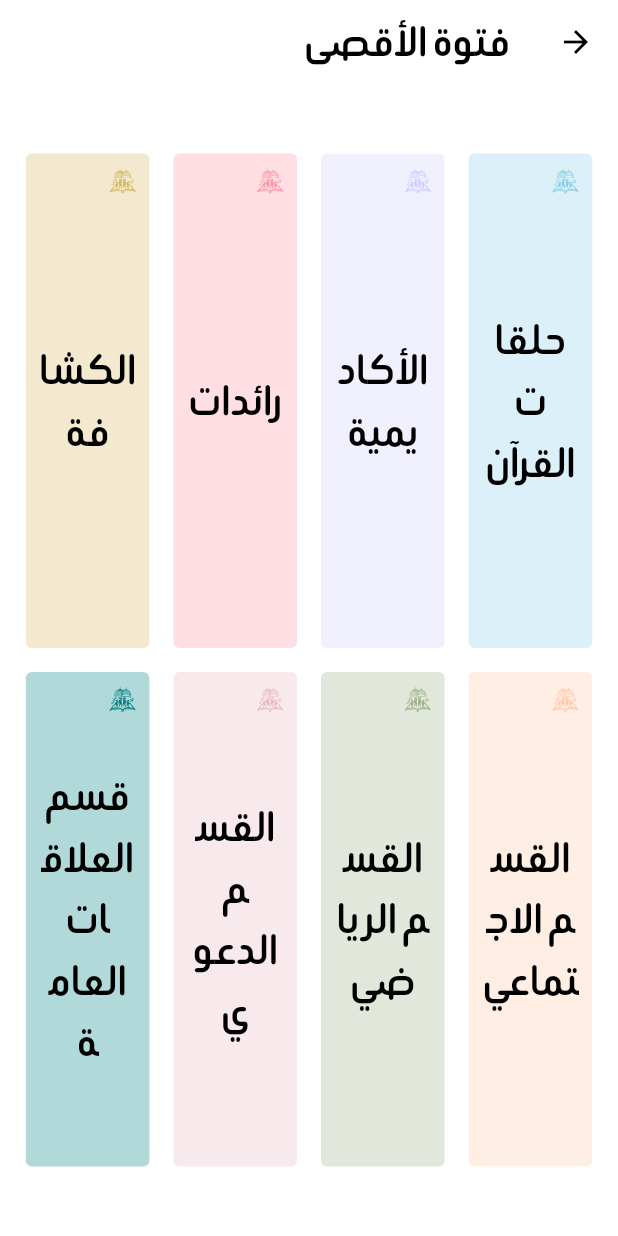
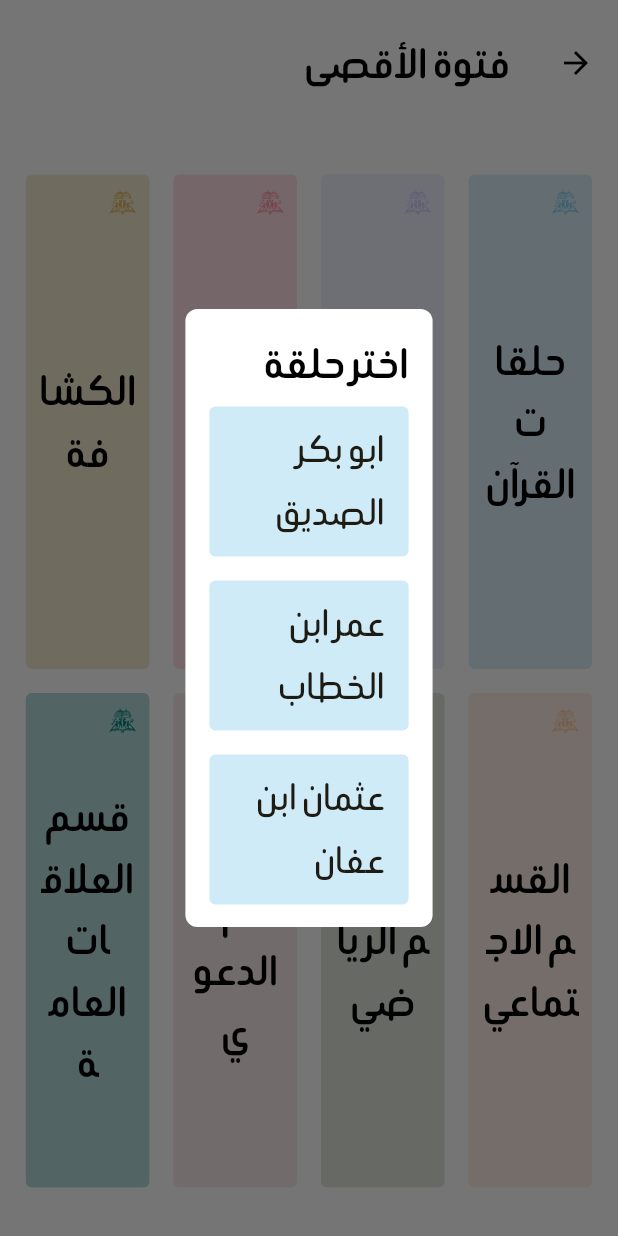
Before and after one commit to Soko9/fotowah_cmf, a Flutter app: the HomeScreen screen opened by its route, after a tap on "حلقات القرآن", on a phone screen of 412 x 824 dp. Run offline on Flutter 3.47's test engine with Material 3 defaults, Android fonts, the phone set to English and light mode, and no system bars; our stand-ins replace flutter_svg.

Commit message:
feat: implemented Quran section navigation
Implemented the navigation flow for the Quran section.
- Added a dialog to display and select a Quran circle.
- Created the home screen for individual Quran circles.
- Established the route for the Quran home screen.
- Added dummy data for Quran circles and gathering dates.
- Renamed `Role` and `Gender` enums to `RoleEnum` and `GenderEnum` respectively to avoid conflicts.
- Introduced `SectionEnum` to represent different sections.
- Updated `SectionModel` to include the new `SectionEnum` type.
- Adjusted app bar theme for better layout.

```diff
--- a/lib/app/core/navigation/app_routes.dart
+++ b/lib/app/core/navigation/app_routes.dart
@@ -2,13 +2,23 @@ import 'package:flutter/material.dart';
 import 'package:fotowah_cmf/app/core/navigation/no_route.dart';
 import 'package:fotowah_cmf/app/core/shared/extensions/widget_extensions.dart';
 import 'package:fotowah_cmf/app/src/home/home_screen.dart';
+import 'package:fotowah_cmf/app/src/quran/models/quran_circle_model.dart';
+import 'package:fotowah_cmf/app/src/quran/screens/quran_home_screen.dart';
 
 class AppRoutes {
   const AppRoutes._();
 
-  static Route<dynamic> appRoutes(RouteSettings settings) =>
-      switch (settings.name) {
-        HomeScreen.route => const HomeScreen().wrapper,
-        _ => const NoRoute().wrapper,
-      };
+  static Route<dynamic> appRoutes(RouteSettings settings) {
+    switch (settings.name) {
+      case HomeScreen.route:
+        return const HomeScreen().wrapper;
+      case QuranHomeScreen.route:
+        final quranCircle =
+            settings.arguments as QuranCircleModel? ??
+            QuranCircleModel.dummyList()[0];
+        return QuranHomeScreen(quranCircle: quranCircle).wrapper;
+      default:
+        return const NoRoute().wrapper;
+    }
+  }
 }
--- a/lib/app/core/shared/enums/gender_enum.dart
+++ b/lib/app/core/shared/enums/gender_enum.dart
@@ -1,19 +1,20 @@
-enum Gender {
+enum GenderEnum {
   male,
   female;
 
-  factory Gender.fromString(String genderStr) => Gender.values.singleWhere(
-    (g) => g.string.toLowerCase() == genderStr.toLowerCase(),
-    orElse: () => Gender.male,
-  );
+  factory GenderEnum.fromString(String genderStr) =>
+      GenderEnum.values.singleWhere(
+        (g) => g.string.toLowerCase() == genderStr.toLowerCase(),
+        orElse: () => GenderEnum.male,
+      );
 
   String get name => switch (this) {
-    Gender.male => 'ذكر',
-    Gender.female => 'أنثى',
+    GenderEnum.male => 'ذكر',
+    GenderEnum.female => 'أنثى',
   };
 
   String get string => switch (this) {
-    Gender.male => 'male',
-    Gender.female => 'female',
+    GenderEnum.male => 'male',
+    GenderEnum.female => 'female',
   };
 }
--- a/lib/app/core/shared/enums/role_enum.dart
+++ b/lib/app/core/shared/enums/role_enum.dart
@@ -1,4 +1,4 @@
-enum Role {
+enum RoleEnum {
   admin,
   sectionManager,
   quranCircleManager,
@@ -8,19 +8,19 @@ enum Role {
   needy,
   supporter;
 
-  factory Role.fromString(String roleStr) => Role.values.singleWhere(
+  factory RoleEnum.fromString(String roleStr) => RoleEnum.values.singleWhere(
     (r) => r.string.toLowerCase() == roleStr.toLowerCase(),
-    orElse: () => Role.admin,
+    orElse: () => RoleEnum.admin,
   );
 
   String get string => switch (this) {
-    Role.admin => 'admin',
-    Role.sectionManager => 'section_manager',
-    Role.quranCircleManager => 'quran_circle_manager',
-    Role.staff => 'staff',
-    Role.kid => 'kid',
-    Role.guardian => 'guardian',
-    Role.needy => 'needy',
-    Role.supporter => 'supporter',
+    RoleEnum.admin => 'admin',
+    RoleEnum.sectionManager => 'section_manager',
+    RoleEnum.quranCircleManager => 'quran_circle_manager',
+    RoleEnum.staff => 'staff',
+    RoleEnum.kid => 'kid',
+    RoleEnum.guardian => 'guardian',
+    RoleEnum.needy => 'needy',
+    RoleEnum.supporter => 'supporter',
   };
 }
--- /dev/null
+++ b/lib/app/core/shared/enums/section_enum.dart
@@ -0,0 +1,10 @@
+enum SectionEnum {
+  quran,
+  women,
+  scouts,
+  academy,
+  relations,
+  daawah,
+  social,
+  sports,
+}
--- a/lib/app/core/shared/models/member_model.dart
+++ b/lib/app/core/shared/models/member_model.dart
@@ -48,7 +48,7 @@ class MemberModel {
   factory MemberModel.fromJson(Map<String, dynamic> json) => MemberModel(
     id: json[MemberFields.id] as String,
     fullName: json[MemberFields.fullName] as String,
-    gender: Gender.fromString(json[MemberFields.gender] as String),
+    gender: GenderEnum.fromString(json[MemberFields.gender] as String),
     joinedAt: DateTime.parse(json[MemberFields.joinedAt] as String),
     isActive: json[MemberFields.isActive] as bool,
     dateOfBirth: (json[MemberFields.dateOfBirth] as String?) != null
@@ -72,7 +72,7 @@ class MemberModel {
   factory MemberModel.dummy() => MemberModel(
     id: '1',
     fullName: 'يحيى محمود السعدي',
-    gender: Gender.male,
+    gender: GenderEnum.male,
     dateOfBirth: DateTime(1990),
     phone: '+1234567890',
     addressId: AddressModel.dummy().id,
@@ -96,7 +96,7 @@ class MemberModel {
 
   final String id;
   final String fullName;
-  final Gender gender;
+  final GenderEnum gender;
   final DateTime? dateOfBirth;
   final String? phone;
   final String? addressId;
--- a/lib/app/core/shared/models/section_model.dart
+++ b/lib/app/core/shared/models/section_model.dart
@@ -1,5 +1,6 @@
 import 'package:flutter/material.dart';
 import 'package:fotowah_cmf/app/core/managers/assets_manager.dart';
+import 'package:fotowah_cmf/app/core/shared/enums/section_enum.dart';
 import 'package:fotowah_cmf/app/core/shared/extensions/string_extensions.dart';
 import 'package:fotowah_cmf/app/core/shared/models/member_model.dart';
 import 'package:fotowah_cmf/app/core/theme/app_colors.dart';
@@ -29,6 +30,7 @@ class SectionModel {
     this.sectionManager,
     this.sectionColor = Colors.grey,
     this.sectionLogo,
+    this.type,
   });
 
   factory SectionModel.fromJson(Map<String, dynamic> json) => SectionModel(
@@ -61,6 +63,7 @@ class SectionModel {
       sectionLogo: AssetsManager.logoSvg,
       sectionManager: MemberModel.dummy(),
       sectionManagerId: MemberModel.dummy().id,
+      type: SectionEnum.quran,
     ),
     SectionModel(
       id: '2',
@@ -69,6 +72,7 @@ class SectionModel {
       sectionLogo: AssetsManager.logoSvg,
       sectionManager: MemberModel.dummy(),
       sectionManagerId: MemberModel.dummy().id,
+      type: SectionEnum.academy,
     ),
     SectionModel(
       id: '3',
@@ -77,6 +81,7 @@ class SectionModel {
       sectionLogo: AssetsManager.logoSvg,
       sectionManager: MemberModel.dummy(),
       sectionManagerId: MemberModel.dummy().id,
+      type: SectionEnum.women,
     ),
     SectionModel(
       id: '4',
@@ -85,6 +90,7 @@ class SectionModel {
       sectionLogo: AssetsManager.logoSvg,
       sectionManager: MemberModel.dummy(),
       sectionManagerId: MemberModel.dummy().id,
+      type: SectionEnum.scouts,
     ),
     SectionModel(
       id: '5',
@@ -93,6 +99,7 @@ class SectionModel {
       sectionLogo: AssetsManager.logoSvg,
       sectionManager: MemberModel.dummy(),
       sectionManagerId: MemberModel.dummy().id,
+      type: SectionEnum.social,
     ),
     SectionModel(
       id: '6',
@@ -101,6 +108,7 @@ class SectionModel {
       sectionLogo: AssetsManager.logoSvg,
       sectionManager: MemberModel.dummy(),
       sectionManagerId: MemberModel.dummy().id,
+      type: SectionEnum.sports,
     ),
     SectionModel(
       id: '7',
@@ -109,6 +117,7 @@ class SectionModel {
       sectionLogo: AssetsManager.logoSvg,
       sectionManager: MemberModel.dummy(),
       sectionManagerId: MemberModel.dummy().id,
+      type: SectionEnum.daawah,
     ),
     SectionModel(
       id: '8',
@@ -117,6 +126,7 @@ class SectionModel {
       sectionLogo: AssetsManager.logoSvg,
       sectionManager: MemberModel.dummy(),
       sectionManagerId: MemberModel.dummy().id,
+      type: SectionEnum.relations,
     ),
   ];
 
@@ -126,4 +136,5 @@ class SectionModel {
   final MemberModel? sectionManager;
   final Color sectionColor;
   final String? sectionLogo;
+  final SectionEnum? type;
 }
--- a/lib/app/core/theme/app_theme.dart
+++ b/lib/app/core/theme/app_theme.dart
@@ -9,12 +9,14 @@ class AppTheme {
     scaffoldBackgroundColor: AppColors.background,
     colorScheme: ColorScheme.fromSeed(seedColor: AppColors.primary),
     textTheme: AppTextTheme.appTextTheme,
-    appBarTheme: const AppBarTheme(
+    appBarTheme: AppBarTheme(
       backgroundColor: Colors.transparent,
       foregroundColor: AppColors.text,
       elevation: 0,
       centerTitle: true,
-      actionsPadding: EdgeInsets.only(right: 8),
+      toolbarHeight: kToolbarHeight * 1.5,
+      titleTextStyle: AppTextTheme.appTextTheme.titleLarge,
+      actionsPadding: const EdgeInsetsGeometry.directional(start: 8),
     ),
   );
 }
--- a/lib/app/src/home/home_screen.dart
+++ b/lib/app/src/home/home_screen.dart
@@ -30,7 +30,9 @@ class HomeScreen extends StatelessWidget {
           spacing: 16,
           runSpacing: 16,
           children: SectionModel.dummyList()
-              .map((section) => SectionTile(section: section))
+              .map(
+                (section) => SectionTile(section: section),
+              )
               .toList(),
         ),
       ),
--- /dev/null
+++ b/lib/app/src/home/widgets/quran_dialog.dart
@@ -0,0 +1,56 @@
+import 'package:flutter/material.dart';
+import 'package:fotowah_cmf/app/core/shared/extensions/context_extensions.dart';
+import 'package:fotowah_cmf/app/core/theme/app_colors.dart';
+import 'package:fotowah_cmf/app/src/quran/models/quran_circle_model.dart';
+import 'package:fotowah_cmf/app/src/quran/screens/quran_home_screen.dart';
+
+class QuranDialog extends StatelessWidget {
+  const QuranDialog({super.key});
+
+  @override
+  Widget build(BuildContext context) {
+    return Dialog(
+      backgroundColor: context.theme.scaffoldBackgroundColor,
+      elevation: 0,
+      shape: RoundedRectangleBorder(
+        borderRadius: BorderRadius.circular(8),
+      ),
+      constraints: BoxConstraints(
+        maxHeight: context.height * 0.5,
+        maxWidth: context.width * 0.4,
+      ),
+      child: Padding(
+        padding: const EdgeInsetsDirectional.all(16),
+        child: ListView.builder(
+          itemCount: QuranCircleModel.dummyList().length + 1,
+          itemBuilder: (_, index) {
+            if (index == 0) {
+              return Text('اختر حلقة', style: context.textTheme.titleLarge);
+            }
+            final circle = QuranCircleModel.dummyList()[index - 1];
+            return Padding(
+              padding: const EdgeInsetsDirectional.symmetric(vertical: 8),
+              child: InkWell(
+                onTap: () async {
+                  Navigator.of(context).pop();
+                  await Navigator.of(
+                    context,
+                  ).pushNamed(QuranHomeScreen.route, arguments: circle);
+                },
+                child: ListTile(
+                  tileColor: AppColors.quran.withValues(
+                    alpha: 0.4,
+                  ),
+                  shape: RoundedRectangleBorder(
+                    borderRadius: BorderRadius.circular(4),
+                  ),
+                  title: Text(circle.name),
+                ),
+              ),
+            );
+          },
+        ),
+      ),
+    );
+  }
+}
--- a/lib/app/src/home/widgets/section_tile.dart
+++ b/lib/app/src/home/widgets/section_tile.dart
@@ -1,7 +1,9 @@
 import 'package:flutter/material.dart';
 import 'package:flutter_svg/flutter_svg.dart';
+import 'package:fotowah_cmf/app/core/shared/enums/section_enum.dart';
 import 'package:fotowah_cmf/app/core/shared/extensions/context_extensions.dart';
 import 'package:fotowah_cmf/app/core/shared/models/section_model.dart';
+import 'package:fotowah_cmf/app/src/home/widgets/quran_dialog.dart';
 
 class SectionTile extends StatefulWidget {
   const SectionTile({
@@ -18,6 +20,14 @@ class SectionTile extends StatefulWidget {
 class _SectionTileState extends State<SectionTile> {
   bool _isHovering = false;
 
+  Future<void> _showCircles() async {
+    await showAdaptiveDialog<void>(
+      context: context,
+      barrierDismissible: true,
+      builder: (context) => const QuranDialog(),
+    );
+  }
+
   @override
   Widget build(BuildContext context) {
     final logoSize = context.width * 0.05;
@@ -26,7 +36,20 @@ class _SectionTileState extends State<SectionTile> {
       onHover: (_) => setState(() => _isHovering = true),
       onExit: (_) => setState(() => _isHovering = false),
       child: InkWell(
-        onTap: () {},
+        onTap: () async {
+          switch (widget.section.type) {
+            case SectionEnum.quran:
+              await _showCircles();
+            case SectionEnum.women:
+            case SectionEnum.scouts:
+            case SectionEnum.academy:
+            case SectionEnum.relations:
+            case SectionEnum.daawah:
+            case SectionEnum.social:
+            case SectionEnum.sports:
+            case _:
+          }
+        },
         child: SizedBox(
           height: context.height * 0.4,
           width: context.width * 0.2,
--- a/lib/app/src/quran/models/gathering_date_model.dart
+++ b/lib/app/src/quran/models/gathering_date_model.dart
@@ -30,6 +30,19 @@ class GatheringDateModel {
     GatheringDateFields.timeOfDay: timeOfDay.time,
   };
 
+  static List<GatheringDateModel> dummyList() => const [
+    GatheringDateModel(
+      id: 1,
+      weekday: 'الأربعاء',
+      timeOfDay: TimeOfDay(hour: 14, minute: 30),
+    ),
+    GatheringDateModel(
+      id: 2,
+      weekday: 'السبت',
+      timeOfDay: TimeOfDay(hour: 11, minute: 00),
+    ),
+  ];
+
   final int id;
   final String weekday;
   final TimeOfDay timeOfDay;
--- a/lib/app/src/quran/models/quran_circle_model.dart
+++ b/lib/app/src/quran/models/quran_circle_model.dart
@@ -79,6 +79,145 @@ class QuranCircleModel {
     QurnCircleFields.sectionId: sectionId,
   };
 
+  static List<QuranCircleModel> dummyList() => [
+    QuranCircleModel(
+      id: '1',
+      name: 'ابو بكر الصديق',
+      quranCircleManagerId: MemberModel.dummy().id,
+      quranCircleManager: MemberModel.dummy(),
+      sectionId: SectionModel.dummyList()[0].id,
+      section: SectionModel.dummyList()[0],
+      weeklyGatherings: GatheringDateModel.dummyList(),
+      members: [
+        MemberModel.dummy(),
+        MemberModel.dummy(),
+        MemberModel.dummy(),
+        MemberModel.dummy(),
+        MemberModel.dummy(),
+        MemberModel.dummy(),
+      ],
+    ),
+    QuranCircleModel(
+      id: '1',
+      name: 'عمر ابن الخطاب',
+      quranCircleManagerId: MemberModel.dummy().id,
+      quranCircleManager: MemberModel.dummy(),
+      sectionId: SectionModel.dummyList()[0].id,
+      section: SectionModel.dummyList()[0],
+      weeklyGatherings: GatheringDateModel.dummyList(),
+      members: [
+        MemberModel.dummy(),
+        MemberModel.dummy(),
+        MemberModel.dummy(),
+        MemberModel.dummy(),
+        MemberModel.dummy(),
+        MemberModel.dummy(),
+      ],
+    ),
+    QuranCircleModel(
+      id: '1',
+      name: 'عثمان ابن عفان',
+      quranCircleManagerId: MemberModel.dummy().id,
+      quranCircleManager: MemberModel.dummy(),
+      sectionId: SectionModel.dummyList()[0].id,
+      section: SectionModel.dummyList()[0],
+      weeklyGatherings: GatheringDateModel.dummyList(),
+      members: [
+        MemberModel.dummy(),
+        MemberModel.dummy(),
+        MemberModel.dummy(),
+        MemberModel.dummy(),
+        MemberModel.dummy(),
+        MemberModel.dummy(),
+      ],
+    ),
+    QuranCircleModel(
+      id: '1',
+      name: 'علي ابن ابي طالب',
+      quranCircleManagerId: MemberModel.dummy().id,
+      quranCircleManager: MemberModel.dummy(),
+      sectionId: SectionModel.dummyList()[0].id,
+      section: SectionModel.dummyList()[0],
+      weeklyGatherings: GatheringDateModel.dummyList(),
+      members: [
+        MemberModel.dummy(),
+        MemberModel.dummy(),
+        MemberModel.dummy(),
+        MemberModel.dummy(),
+        MemberModel.dummy(),
+        MemberModel.dummy(),
+      ],
+    ),
+    QuranCircleModel(
+      id: '1',
+      name: 'سعد ابن ابي وقاص',
+      quranCircleManagerId: MemberModel.dummy().id,
+      quranCircleManager: MemberModel.dummy(),
+      sectionId: SectionModel.dummyList()[0].id,
+      section: SectionModel.dummyList()[0],
+      weeklyGatherings: GatheringDateModel.dummyList(),
+      members: [
+        MemberModel.dummy(),
+        MemberModel.dummy(),
+        MemberModel.dummy(),
+        MemberModel.dummy(),
+        MemberModel.dummy(),
+        MemberModel.dummy(),
+      ],
+    ),
+    QuranCircleModel(
+      id: '1',
+      name: 'طلحة ابن عبيد الله',
+      quranCircleManagerId: MemberModel.dummy().id,
+      quranCircleManager: MemberModel.dummy(),
+      sectionId: SectionModel.dummyList()[0].id,
+      section: SectionModel.dummyList()[0],
+      weeklyGatherings: GatheringDateModel.dummyList(),
+      members: [
+        MemberModel.dummy(),
+        MemberModel.dummy(),
+        MemberModel.dummy(),
+        MemberModel.dummy(),
+        MemberModel.dummy(),
+        MemberModel.dummy(),
+      ],
+    ),
+    QuranCircleModel(
+      id: '1',
+      name: 'سعيد ابن زيد',
+      quranCircleManagerId: MemberModel.dummy().id,
+      quranCircleManager: MemberModel.dummy(),
+      sectionId: SectionModel.dummyList()[0].id,
+      section: SectionModel.dummyList()[0],
+      weeklyGatherings: GatheringDateModel.dummyList(),
+      members: [
+        MemberModel.dummy(),
+        MemberModel.dummy(),
+        MemberModel.dummy(),
+        MemberModel.dummy(),
+        MemberModel.dummy(),
+        MemberModel.dummy(),
+      ],
+    ),
+    QuranCircleModel(
+      id: '1',
+      name: 'ابو عبيدة ابن الجراح',
+      quranCircleManagerId: MemberModel.dummy().id,
+      quranCircleManager: MemberModel.dummy(),
+      sectionId: SectionModel.dummyList()[0].id,
+      section: SectionModel.dummyList()[0],
+      weeklyGatherings: GatheringDateModel.dummyList(),
+      members: [
+        MemberModel.dummy(),
+        MemberModel.dummy(),
+        MemberModel.dummy(),
+        MemberModel.dummy(),
+        MemberModel.dummy(),
+        MemberModel.dummy(),
+      ],
+    ),
+  ];
+
   final String id;
   final String name;
   final String? quranCircleManagerId;
--- /dev/null
+++ b/lib/app/src/quran/screens/quran_home_screen.dart
@@ -0,0 +1,22 @@
+import 'package:flutter/material.dart';
+import 'package:fotowah_cmf/app/src/quran/models/quran_circle_model.dart';
+
+class QuranHomeScreen extends StatelessWidget {
+  const QuranHomeScreen({required this.quranCircle, super.key});
+  static const route = '/quran-home';
+
+  final QuranCircleModel quranCircle;
+
+  @override
+  Widget build(BuildContext context) {
+    return Scaffold(
+      appBar: AppBar(
+        title: Text('حلقة ${quranCircle.name}'),
+        centerTitle: false,
+      ),
+      body: Placeholder(
+        color: quranCircle.section?.sectionColor ?? Colors.grey,
+      ),
+    );
+  }
+}
```
